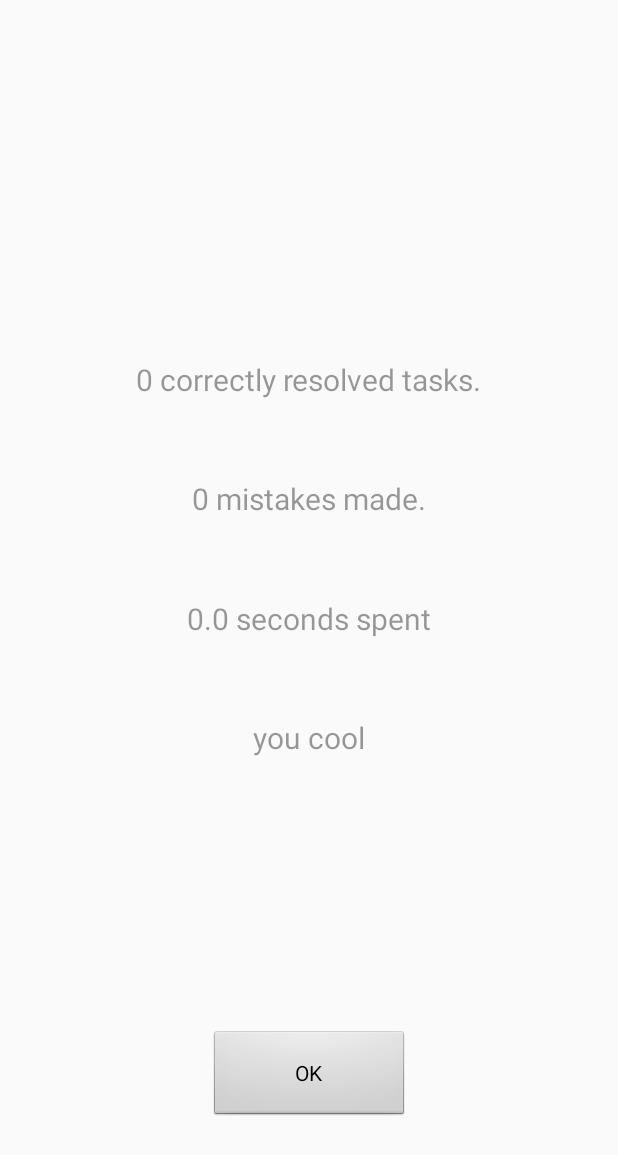
After one commit to just-a-tractor/MathGame, an Android app: the win screen opened directly, with no data from a screen before it, on a phone screen of 412 x 824 dp. The commit adds this screen. Shown: the top 1155 px of the screen. Run offline under Robolectric (Android 15) with nearby library versions, the phone set to English and light mode, and no system bars; 3 statements that could not run were skipped.

Commit message:
Рабочая версия без текстур, настройки цветов и сбора статистики.

```diff
--- a/app/build.gradle
+++ b/app/build.gradle
@@ -23,6 +23,7 @@ dependencies {
     implementation fileTree(dir: 'libs', include: ['*.jar'])
     implementation 'androidx.appcompat:appcompat:1.0.2'
     implementation 'androidx.constraintlayout:constraintlayout:1.1.3'
+    implementation 'androidx.legacy:legacy-support-v4:1.0.0'
     testImplementation 'junit:junit:4.12'
     androidTestImplementation 'androidx.test.ext:junit:1.1.0'
     androidTestImplementation 'androidx.test.espresso:espresso-core:3.1.1'
--- /dev/null
+++ b/app/src/main/java/com/example/mathgame/win.java
@@ -0,0 +1,48 @@
+package com.example.mathgame;
+
+import androidx.appcompat.app.AppCompatActivity;
+
+import android.annotation.SuppressLint;
+import android.content.Intent;
+import android.os.Bundle;
+import android.view.View;
+import android.widget.Button;
+import android.widget.TextView;
+
+public class win extends AppCompatActivity implements View.OnClickListener {
+    Button main_btn;
+    TextView text1;
+    TextView text2;
+    TextView text3;
+    TextView text4;
+
+    @Override
+    protected void onCreate(Bundle savedInstanceState) {
+        super.onCreate(savedInstanceState);
+        setContentView(R.layout.activity_win);
+
+        Bundle bundle = getIntent().getExtras();
+        int verbs = bundle.getInt("1");
+        int mistakes = bundle.getInt("2");
+        long time = bundle.getLong("3");
+
+        text1 = (TextView) findViewById(R.id.textView1);
+        text2 = (TextView) findViewById(R.id.textView2);
+        text3 = (TextView) findViewById(R.id.textView3);
+        text4 = (TextView) findViewById(R.id.textView4);
+
+        text1.setText((verbs + " correctly resolved tasks."));
+        text2.setText((mistakes + " mistakes made."));
+        text3.setText((time / 1000.0 + " seconds spent"));
+        text4.setText("you cool");
+
+        main_btn = (Button) findViewById(R.id.main_btn);
+        main_btn.setOnClickListener(this);
+    }
+
+    @Override
+    public void onClick(View v) {
+        Intent intent = new Intent(this, Menu.class);
+        startActivity(intent);
+    }
+}
--- /dev/null
+++ b/app/src/main/res/layout/activity_win.xml
@@ -0,0 +1,76 @@
+<?xml version="1.0" encoding="utf-8"?>
+
+<androidx.constraintlayout.widget.ConstraintLayout xmlns:android="http://schemas.android.com/apk/res/android"
+    xmlns:app="http://schemas.android.com/apk/res-auto"
+    xmlns:tools="http://schemas.android.com/tools"
+    android:name=".MyActivity"
+    android:theme="@android:style/Theme.NoTitleBar"
+    android:layout_width="match_parent"
+    android:layout_height="match_parent"
+    tools:context=".win">
+
+    <Button
+        android:id="@+id/main_btn"
+        android:layout_width="133dp"
+        android:layout_height="61dp"
+        android:text="@string/button"
+        app:layout_constraintBottom_toBottomOf="parent"
+        app:layout_constraintEnd_toEndOf="parent"
+        app:layout_constraintStart_toStartOf="parent"
+        app:layout_constraintTop_toTopOf="parent"
+        app:layout_constraintVertical_bias="0.9" />
+
+    <TextView
+        android:id="@+id/textView1"
+        android:layout_width="wrap_content"
+        android:layout_height="wrap_content"
+        android:text="@string/none"
+        android:textSize="20sp"
+        app:layout_constraintBottom_toBottomOf="parent"
+        app:layout_constraintEnd_toEndOf="parent"
+        app:layout_constraintStart_toStartOf="parent"
+        app:layout_constraintTop_toTopOf="parent"
+        app:layout_constraintVertical_bias="0.3"
+        android:textColor="@color/black_overlay"/>
+
+    <TextView
+        android:id="@+id/textView2"
+        android:layout_width="wrap_content"
+        android:layout_height="wrap_content"
+        android:text="@string/none"
+        android:textSize="20sp"
+        app:layout_constraintBottom_toBottomOf="parent"
+        app:layout_constraintEnd_toEndOf="parent"
+        app:layout_constraintStart_toStartOf="parent"
+        app:layout_constraintTop_toTopOf="parent"
+        app:layout_constraintVertical_bias="0.4"
+        android:textColor="@color/black_overlay"/>
+
+    <TextView
+        android:id="@+id/textView3"
+        android:layout_width="wrap_content"
+        android:layout_height="wrap_content"
+        android:text="@string/none"
+        android:textSize="20sp"
+        app:layout_constraintBottom_toBottomOf="parent"
+        app:layout_constraintEnd_toEndOf="parent"
+        app:layout_constraintHorizontal_bias="0.5"
+        app:layout_constraintStart_toStartOf="parent"
+        app:layout_constraintTop_toTopOf="parent"
+        app:layout_constraintVertical_bias="0.5"
+        android:textColor="@color/black_overlay"/>
+
+    <TextView
+        android:id="@+id/textView4"
+        android:layout_width="wrap_content"
+        android:layout_height="wrap_content"
+        android:text="@string/none"
+        android:textSize="20sp"
+        app:layout_constraintBottom_toBottomOf="parent"
+        app:layout_constraintEnd_toEndOf="parent"
+        app:layout_constraintStart_toStartOf="parent"
+        app:layout_constraintTop_toTopOf="parent"
+        app:layout_constraintVertical_bias="0.6"
+        android:textColor="@color/black_overlay"/>
+
+</androidx.constraintlayout.widget.ConstraintLayout>
--- a/app/src/main/res/values/colors.xml
+++ b/app/src/main/res/values/colors.xml
@@ -3,4 +3,6 @@
     <color name="colorPrimary">#008577</color>
     <color name="colorPrimaryDark">#00574B</color>
     <color name="colorAccent">#D81B60</color>
+
+    <color name="black_overlay">#66000000</color>
 </resources>
```
Also changed, not shown: app/src/main/AndroidManifest.xml (+15 -4 lines), app/src/main/java/com/example/mathgame/Ans.java (+6 -3 lines), app/src/main/java/com/example/mathgame/DrawThread.java (+176 -28 lines), app/src/main/java/com/example/mathgame/MainActivity.java (+5 -3 lines), app/src/main/java/com/example/mathgame/MathGame.java (+8 -2 lines), app/src/main/java/com/example/mathgame/Menu.java (added, +99 -0 lines), app/src/main/java/com/example/mathgame/ProgressBar.java (+5 -4 lines), app/src/main/res/layout/activity_menu.xml (added, +115 -0 lines), app/src/main/res/values/attrs.xml (added, +12 -0 lines), app/src/main/res/values/strings.xml (+15 -0 lines), app/src/main/res/values/styles.xml (+12 -0 lines).
